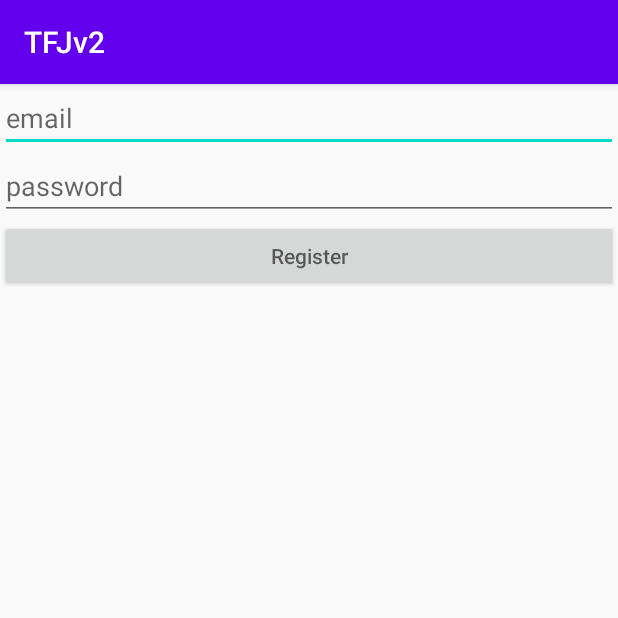
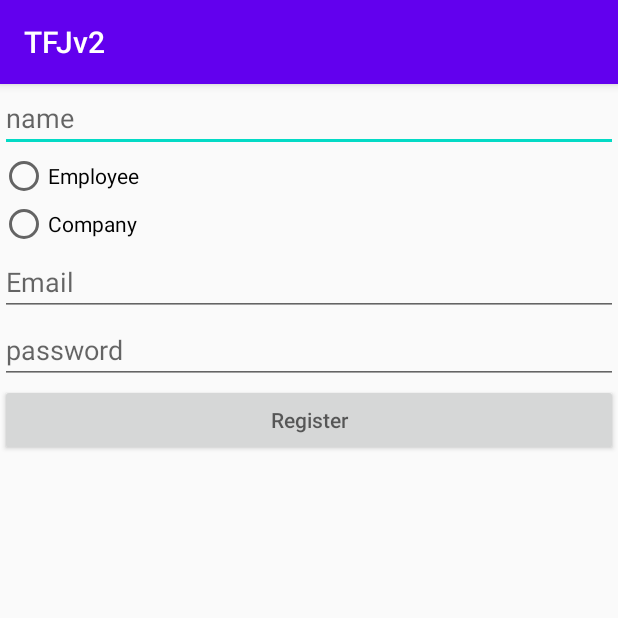
Before and after one commit to SELC-ISU/TinderForJobs, an Android app: the RegistrationActivity screen opened directly, with no data from a screen before it, after a tap on an icon or button, on a phone screen of 412 x 824 dp, the top half of it. Run offline under Robolectric (Android 15) with nearby library versions, the light colour scheme and no system bars; our stand-ins replace Firebase (no records; nobody signed in at launch, a user with empty details on screens opened directly); 2 statements that could not run were skipped.

Commit message:
FireBase Additions

```diff
--- a/app/src/main/java/com/example/tfjv2/RegistrationActivity.java
+++ b/app/src/main/java/com/example/tfjv2/RegistrationActivity.java
@@ -8,6 +8,8 @@ import android.os.Bundle;
 import android.view.View;
 import android.widget.Button;
 import android.widget.EditText;
+import android.widget.RadioButton;
+import android.widget.RadioGroup;
 import android.widget.Toast;
 
 import com.google.android.gms.tasks.OnCompleteListener;
@@ -15,11 +17,15 @@ import com.google.android.gms.tasks.Task;
 import com.google.firebase.auth.AuthResult;
 import com.google.firebase.auth.FirebaseAuth;
 import com.google.firebase.auth.FirebaseUser;
+import com.google.firebase.database.DatabaseReference;
+import com.google.firebase.database.FirebaseDatabase;
 
 public class RegistrationActivity extends AppCompatActivity {
 
     private Button mRegister;
-    private EditText mEmail, mPassword;
+    private EditText mEmail, mPassword, mName;
+
+    private RadioGroup mRadioGroup;
 
     private FirebaseAuth mAuth;
     private FirebaseAuth.AuthStateListener firebaseAuthStateListener;
@@ -47,17 +53,32 @@ public class RegistrationActivity extends AppCompatActivity {
 
         mEmail = (EditText) findViewById(R.id.email);
         mPassword = (EditText) findViewById(R.id.password);
+        mName = (EditText) findViewById(R.id.name);
+
+        mRadioGroup = (RadioGroup) findViewById(R.id.radioGroup);
 
         mRegister.setOnClickListener(new View.OnClickListener() {
             @Override
             public void onClick(View v) {
+                int selectId = mRadioGroup.getCheckedRadioButtonId();
+
+                final RadioButton radioButton = (RadioButton) findViewById(selectId);
+
+                if(radioButton.getText() == null){
+                    return;
+                }
                 final String email = mEmail.getText().toString();
                 final String password = mPassword.getText().toString();
+                final String name = mName.getText().toString();
                 mAuth.createUserWithEmailAndPassword(email, password).addOnCompleteListener(RegistrationActivity.this, new OnCompleteListener<AuthResult>() {
                 @Override
                     public void onComplete(@NonNull Task<AuthResult> task) {
                         if(!task.isSuccessful()){
                             Toast.makeText(RegistrationActivity.this, "Sign Up Error", Toast.LENGTH_SHORT).show();
+                        }else{
+                            String userId = mAuth.getCurrentUser().getUid();
+                            DatabaseReference currentUserDb = FirebaseDatabase.getInstance().getReference().child("Users").child(radioButton.getText().toString()).child(userId).child("name");
+                            currentUserDb.setValue(name);
                         }
                     }
                 });
--- a/app/src/main/res/layout/activity_registration.xml
+++ b/app/src/main/res/layout/activity_registration.xml
@@ -9,7 +9,26 @@
     <EditText
         android:layout_width="match_parent"
         android:layout_height="wrap_content"
-        android:hint="email"
+        android:hint="name"
+        android:id="@+id/name"/>
+    <RadioGroup
+        android:layout_width="match_parent"
+        android:layout_height="wrap_content"
+        android:id="@+id/radioGroup"
+        >
+        <RadioButton
+            android:layout_width="wrap_content"
+            android:layout_height="wrap_content"
+            android:text="Employee" />
+    <RadioButton
+        android:layout_width="wrap_content"
+        android:layout_height="wrap_content"
+        android:text="Company" />
+        </RadioGroup>
+    <EditText
+        android:layout_width="match_parent"
+        android:layout_height="wrap_content"
+        android:hint="Email"
         android:id="@+id/email"/>
     <EditText
         android:layout_width="match_parent"
```
